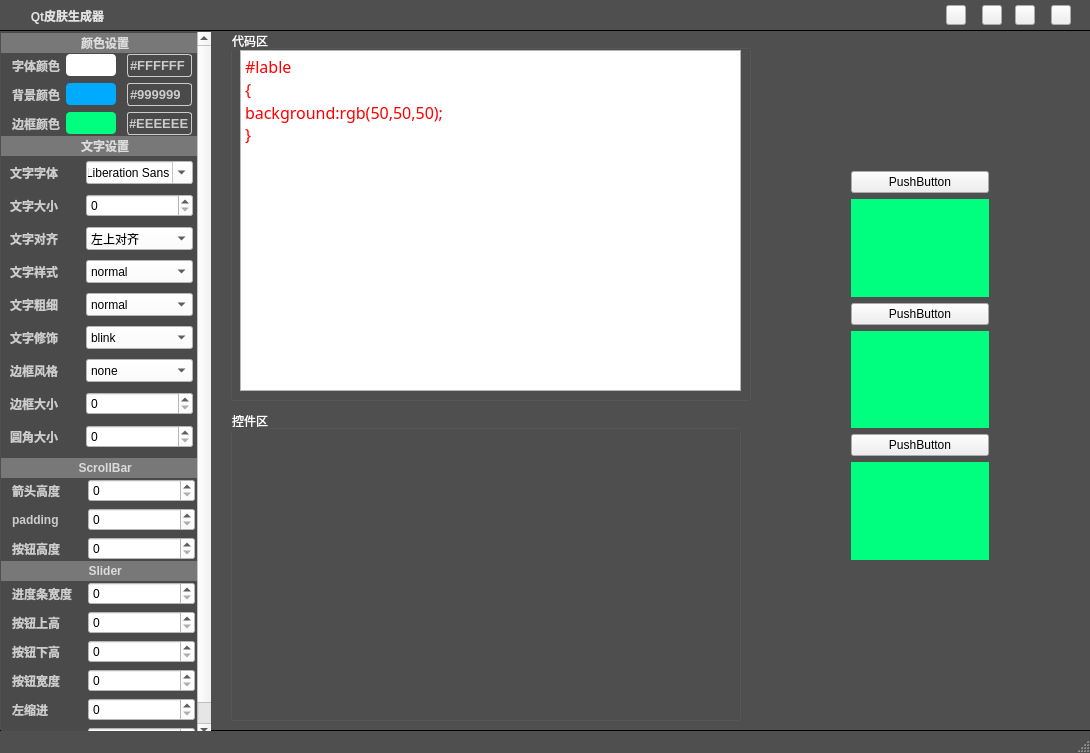
Above: mainwindow.ui from HuaGouFdog/FdogQtStyleSheetSuper before the change. Below: the same form after it.
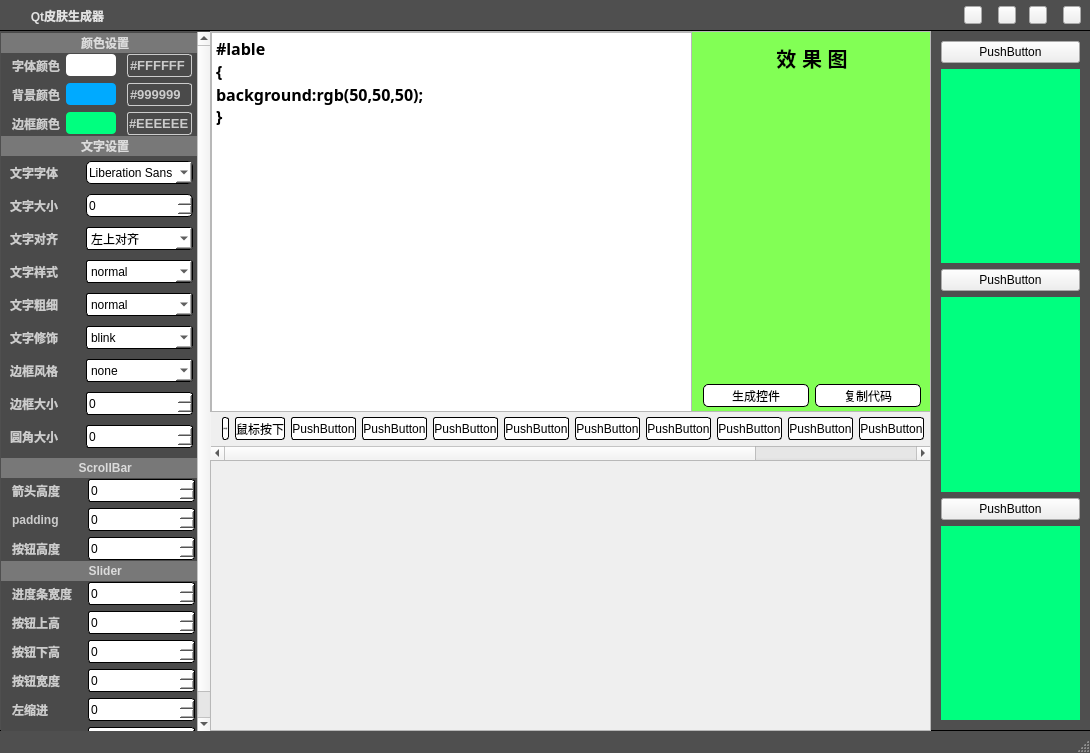
That is the form after the change. Icons and pictures are not drawn.

What changed in the file:
```diff
--- a/mainwindow.ui
+++ b/mainwindow.ui
@@ -183,14 +183,14 @@
       <widget class="QPushButton" name="pushButton_4">
        <property name="minimumSize">
         <size>
-         <width>20</width>
-         <height>20</height>
+         <width>18</width>
+         <height>18</height>
         </size>
        </property>
        <property name="maximumSize">
         <size>
-         <width>20</width>
-         <height>20</height>
+         <width>18</width>
+         <height>18</height>
         </size>
        </property>
        <property name="styleSheet">
@@ -221,14 +221,14 @@
       <widget class="QPushButton" name="pushButton">
        <property name="minimumSize">
         <size>
-         <width>20</width>
-         <height>20</height>
+         <width>18</width>
+         <height>18</height>
         </size>
        </property>
        <property name="maximumSize">
         <size>
-         <width>20</width>
-         <height>20</height>
+         <width>18</width>
+         <height>18</height>
         </size>
        </property>
        <property name="styleSheet">
@@ -259,14 +259,14 @@
       <widget class="QPushButton" name="pushButton_2">
        <property name="minimumSize">
         <size>
-         <width>20</width>
-         <height>20</height>
+         <width>18</width>
+         <height>18</height>
         </size>
        </property>
        <property name="maximumSize">
         <size>
-         <width>20</width>
-         <height>20</height>
+         <width>18</width>
+         <height>18</height>
         </size>
        </property>
        <property name="styleSheet">
@@ -297,14 +297,14 @@
       <widget class="QPushButton" name="pushButton_3">
        <property name="minimumSize">
         <size>
-         <width>20</width>
-         <height>20</height>
+         <width>18</width>
+         <height>18</height>
         </size>
        </property>
        <property name="maximumSize">
         <size>
-         <width>20</width>
-         <height>20</height>
+         <width>18</width>
+         <height>18</height>
         </size>
        </property>
        <property name="styleSheet">
@@ -325,7 +325,7 @@
        </property>
        <property name="sizeHint" stdset="0">
         <size>
-         <width>10</width>
+         <width>0</width>
          <height>20</height>
         </size>
        </property>
@@ -333,75 +333,13 @@
      </item>
     </layout>
    </widget>
-   <widget class="QGroupBox" name="groupBox">
-    <property name="geometry">
-     <rect>
-      <x>230</x>
-      <y>30</y>
-      <width>521</width>
-      <height>371</height>
-     </rect>
-    </property>
-    <property name="styleSheet">
-     <string notr="true">color: rgb(255, 255, 255);</string>
-    </property>
-    <property name="title">
-     <string>代码区</string>
-    </property>
-    <widget class="QTextEdit" name="textEdit">
-     <property name="geometry">
-      <rect>
-       <x>10</x>
-       <y>20</y>
-       <width>501</width>
-       <height>341</height>
-      </rect>
-     </property>
-     <property name="font">
-      <font>
-       <family>ADMUI3Lg</family>
-       <pointsize>11</pointsize>
-       <weight>75</weight>
-       <bold>true</bold>
-      </font>
-     </property>
-     <property name="styleSheet">
-      <string notr="true">color:rgb(255, 0, 0)</string>
-     </property>
-     <property name="html">
-      <string>&lt;!DOCTYPE HTML PUBLIC &quot;-//W3C//DTD HTML 4.0//EN&quot; &quot;http://www.w3.org/TR/REC-html40/strict.dtd&quot;&gt;
-&lt;html&gt;&lt;head&gt;&lt;meta name=&quot;qrichtext&quot; content=&quot;1&quot; /&gt;&lt;style type=&quot;text/css&quot;&gt;
-p, li { white-space: pre-wrap; }
-&lt;/style&gt;&lt;/head&gt;&lt;body style=&quot; font-family:'ADMUI3Lg'; font-size:11pt; font-weight:600; font-style:normal;&quot;&gt;
-&lt;p style=&quot; margin-top:0px; margin-bottom:0px; margin-left:0px; margin-right:0px; -qt-block-indent:0; text-indent:0px;&quot;&gt;&lt;span style=&quot; font-family:'SimSun'; font-size:12pt; font-weight:400;&quot;&gt;#lable&lt;/span&gt;&lt;/p&gt;
-&lt;p style=&quot; margin-top:0px; margin-bottom:0px; margin-left:0px; margin-right:0px; -qt-block-indent:0; text-indent:0px;&quot;&gt;&lt;span style=&quot; font-family:'SimSun'; font-size:12pt; font-weight:400;&quot;&gt;{&lt;/span&gt;&lt;/p&gt;
-&lt;p style=&quot; margin-top:0px; margin-bottom:0px; margin-left:0px; margin-right:0px; -qt-block-indent:0; text-indent:0px;&quot;&gt;&lt;span style=&quot; font-family:'SimSun'; font-size:12pt; font-weight:400;&quot;&gt;background:rgb(50,50,50);&lt;br /&gt;}&lt;/span&gt;&lt;/p&gt;&lt;/body&gt;&lt;/html&gt;</string>
-     </property>
-    </widget>
-   </widget>
-   <widget class="QGroupBox" name="groupBox_2">
-    <property name="geometry">
-     <rect>
-      <x>230</x>
-      <y>410</y>
-      <width>511</width>
-      <height>311</height>
-     </rect>
-    </property>
-    <property name="styleSheet">
-     <string notr="true">color: rgb(255, 255, 255);</string>
-    </property>
-    <property name="title">
-     <string>控件区</string>
-    </property>
-   </widget>
    <widget class="QScrollArea" name="scrollArea">
     <property name="geometry">
      <rect>
       <x>0</x>
       <y>31</y>
       <width>212</width>
-      <height>721</height>
+      <height>701</height>
      </rect>
     </property>
     <property name="font">
@@ -413,6 +351,9 @@
     <property name="styleSheet">
      <string notr="true">background-color: rgba(255, 255, 255, 0);</string>
     </property>
+    <property name="horizontalScrollBarPolicy">
+     <enum>Qt::ScrollBarAlwaysOff</enum>
+    </property>
     <property name="widgetResizable">
      <bool>true</bool>
     </property>
@@ -429,6 +370,37 @@
       <string notr="true">#scrollAreaWidgetContents
 {
 background-color: rgb(74, 74, 74);
+}
+QComboBox
+{
+background-color: rgb(255, 255, 255);
+color: rgb(0, 0, 0);
+border-color:rgba(0,0,0,255);
+border-style:solid;
+border-width:1px;
+border-radius:3px;
+font:15px &quot;80&quot;;
+}
+QSpinBox
+{
+background-color: rgb(255, 255, 255);
+color: rgb(0, 0, 0);
+border-color:rgba(0,0,0,255);
+border-style:solid;
+border-width:1px;
+border-radius:3px;
+font:15px &quot;80&quot;;
+}
+
+QFontComboBox
+{
+background-color: rgb(255, 255, 255);
+color: rgb(0, 0, 0);
+border-color:rgba(0,0,0,255);
+border-style:solid;
+border-width:1px;
+border-radius:3px;
+font:15px &quot;80&quot;;
 }</string>
      </property>
      <layout class="QVBoxLayout" name="verticalLayout">
@@ -801,22 +773,6 @@
          <property name="horizontalSpacing">
           <number>6</number>
          </property>
-         <item row="7" column="3">
-          <spacer name="horizontalSpacer_10">
-           <property name="orientation">
-            <enum>Qt::Horizontal</enum>
-           </property>
-           <property name="sizeType">
-            <enum>QSizePolicy::Minimum</enum>
-           </property>
-           <property name="sizeHint" stdset="0">
-            <size>
-             <width>31</width>
-             <height>20</height>
-            </size>
-           </property>
-          </spacer>
-         </item>
          <item row="0" column="2">
           <widget class="QFontComboBox" name="fontComboBox">
            <property name="minimumSize">
@@ -827,7 +783,12 @@
            </property>
            <property name="styleSheet">
             <string notr="true">background-color: rgb(255, 255, 255);
-color: rgb(0, 0, 0);</string>
+color: rgb(0, 0, 0);
+border-color:rgba(0,0,0,255);
+border-style:solid;
+border-width:1px;
+border-radius:5px;
+font:15px &quot;宋体&quot;;</string>
            </property>
           </widget>
          </item>
@@ -841,7 +802,8 @@
            </property>
            <property name="styleSheet">
             <string notr="true">background-color: rgb(255, 255, 255);
-color: rgb(0, 0, 0);</string>
+color: rgb(0, 0, 0);
+</string>
            </property>
            <item>
             <property name="text">
@@ -1042,7 +1004,12 @@
            </property>
            <property name="styleSheet">
             <string notr="true">background-color: rgb(255, 255, 255);
-color: rgb(0, 0, 0);</string>
+color: rgb(0, 0, 0);
+border-color:rgba(0,0,0,255);
+border-style:solid;
+border-width:1px;
+border-radius:5px;
+font:15px &quot;宋体&quot;;</string>
            </property>
           </widget>
          </item>
@@ -1211,6 +1178,22 @@
            </item>
           </widget>
          </item>
+         <item row="7" column="3">
+          <spacer name="horizontalSpacer_10">
+           <property name="orientation">
+            <enum>Qt::Horizontal</enum>
+           </property>
+           <property name="sizeType">
+            <enum>QSizePolicy::Minimum</enum>
+           </property>
+           <property name="sizeHint" stdset="0">
+            <size>
+             <width>31</width>
+             <height>20</height>
+            </size>
+           </property>
+          </spacer>
+         </item>
         </layout>
        </widget>
       </item>
@@ -1646,10 +1629,10 @@
    <widget class="QWidget" name="verticalLayoutWidget">
     <property name="geometry">
      <rect>
-      <x>840</x>
-      <y>160</y>
-      <width>160</width>
-      <height>411</height>
+      <x>930</x>
+      <y>30</y>
+      <width>161</width>
+      <height>701</height>
      </rect>
     </property>
     <layout class="QVBoxLayout" name="verticalLayout_2">
@@ -1729,13 +1712,453 @@
      <string/>
     </property>
    </widget>
+   <widget class="QScrollArea" name="scrollArea_2">
+    <property name="geometry">
+     <rect>
+      <x>210</x>
+      <y>31</y>
+      <width>721</width>
+      <height>381</height>
+     </rect>
+    </property>
+    <property name="widgetResizable">
+     <bool>true</bool>
+    </property>
+    <widget class="QWidget" name="scrollAreaWidgetContents_2">
+     <property name="geometry">
+      <rect>
+       <x>0</x>
+       <y>0</y>
+       <width>719</width>
+       <height>379</height>
+      </rect>
+     </property>
+     <widget class="QSplitter" name="splitter">
+      <property name="geometry">
+       <rect>
+        <x>0</x>
+        <y>0</y>
+        <width>721</width>
+        <height>381</height>
+       </rect>
+      </property>
+      <property name="orientation">
+       <enum>Qt::Horizontal</enum>
+      </property>
+      <property name="handleWidth">
+       <number>0</number>
+      </property>
+      <property name="childrenCollapsible">
+       <bool>false</bool>
+      </property>
+      <widget class="QTextEdit" name="textEdit">
+       <property name="font">
+        <font>
+         <family>80</family>
+         <pointsize>12</pointsize>
+         <weight>9</weight>
+         <italic>false</italic>
+         <bold>false</bold>
+        </font>
+       </property>
+       <property name="styleSheet">
+        <string notr="true">font: 75 12pt &quot;80&quot;;</string>
+       </property>
+       <property name="html">
+        <string>&lt;!DOCTYPE HTML PUBLIC &quot;-//W3C//DTD HTML 4.0//EN&quot; &quot;http://www.w3.org/TR/REC-html40/strict.dtd&quot;&gt;
+&lt;html&gt;&lt;head&gt;&lt;meta name=&quot;qrichtext&quot; content=&quot;1&quot; /&gt;&lt;style type=&quot;text/css&quot;&gt;
+p, li { white-space: pre-wrap; }
+&lt;/style&gt;&lt;/head&gt;&lt;body style=&quot; font-family:'80'; font-size:12pt; font-weight:72; font-style:normal;&quot;&gt;
+&lt;p style=&quot; margin-top:0px; margin-bottom:0px; margin-left:0px; margin-right:0px; -qt-block-indent:0; text-indent:0px;&quot;&gt;&lt;span style=&quot; font-family:'SimSun'; font-weight:600;&quot;&gt;#lable&lt;/span&gt;&lt;/p&gt;
+&lt;p style=&quot; margin-top:0px; margin-bottom:0px; margin-left:0px; margin-right:0px; -qt-block-indent:0; text-indent:0px;&quot;&gt;&lt;span style=&quot; font-family:'SimSun'; font-weight:600;&quot;&gt;{&lt;/span&gt;&lt;/p&gt;
+&lt;p style=&quot; margin-top:0px; margin-bottom:0px; margin-left:0px; margin-right:0px; -qt-block-indent:0; text-indent:0px;&quot;&gt;&lt;span style=&quot; font-family:'SimSun'; font-weight:600;&quot;&gt;background:rgb(50,50,50);&lt;br /&gt;}&lt;/span&gt;&lt;/p&gt;&lt;/body&gt;&lt;/html&gt;</string>
+       </property>
+      </widget>
+      <widget class="QWidget" name="widget_9" native="true">
+       <property name="font">
+        <font>
+         <weight>75</weight>
+         <bold>true</bold>
+        </font>
+       </property>
+       <property name="styleSheet">
+        <string notr="true">background-color: rgb(130, 255, 85);</string>
+       </property>
+       <layout class="QGridLayout" name="gridLayout_5">
+        <property name="bottomMargin">
+         <number>6</number>
+        </property>
+        <item row="3" column="1">
+         <widget class="QPushButton" name="pushButton_12">
+          <property name="minimumSize">
+           <size>
+            <width>0</width>
+            <height>23</height>
+           </size>
+          </property>
+          <property name="maximumSize">
+           <size>
+            <width>146</width>
+            <height>16777215</height>
+           </size>
+          </property>
+          <property name="styleSheet">
+           <string notr="true">background-color: rgb(255, 255, 255);
+color: rgb(0, 0, 0);
+border-color:rgba(0,0,0,255);
+border-style:solid;
+border-width:1px;
+border-radius:5px;
+font:15px &quot;宋体&quot;;</string>
+          </property>
+          <property name="text">
+           <string>复制代码</string>
+          </property>
+         </widget>
+        </item>
+        <item row="3" column="0">
+         <widget class="QPushButton" name="pushButton_30">
+          <property name="minimumSize">
+           <size>
+            <width>0</width>
+            <height>23</height>
+           </size>
+          </property>
+          <property name="maximumSize">
+           <size>
+            <width>146</width>
+            <height>16777215</height>
+           </size>
+          </property>
+          <property name="styleSheet">
+           <string notr="true">background-color: rgb(255, 255, 255);
+color: rgb(0, 0, 0);
+border-color:rgba(0,0,0,255);
+border-style:solid;
+border-width:1px;
+border-radius:5px;
+font:15px &quot;宋体&quot;;</string>
+          </property>
+          <property name="text">
+           <string>生成控件</string>
+          </property>
+         </widget>
+        </item>
+        <item row="0" column="0" colspan="2">
+         <widget class="QLabel" name="label_26">
+          <property name="font">
+           <font>
+            <pointsize>15</pointsize>
+            <weight>75</weight>
+            <bold>true</bold>
+           </font>
+          </property>
+          <property name="text">
+           <string>效 果 图</string>
+          </property>
+          <property name="alignment">
+           <set>Qt::AlignCenter</set>
+          </property>
+         </widget>
+        </item>
+        <item row="2" column="0" colspan="2">
+         <spacer name="verticalSpacer_3">
+          <property name="orientation">
+           <enum>Qt::Vertical</enum>
+          </property>
+          <property name="sizeHint" stdset="0">
+           <size>
+            <width>20</width>
+            <height>40</height>
+           </size>
+          </property>
+         </spacer>
+        </item>
+       </layout>
+      </widget>
+     </widget>
+    </widget>
+   </widget>
+   <widget class="QScrollArea" name="scrollArea_3">
+    <property name="geometry">
+     <rect>
+      <x>210</x>
+      <y>410</y>
+      <width>721</width>
+      <height>51</height>
+     </rect>
+    </property>
+    <property name="lineWidth">
+     <number>-1</number>
+    </property>
+    <property name="verticalScrollBarPolicy">
+     <enum>Qt::ScrollBarAlwaysOff</enum>
+    </property>
+    <property name="sizeAdjustPolicy">
+     <enum>QAbstractScrollArea::AdjustIgnored</enum>
+    </property>
+    <property name="widgetResizable">
+     <bool>true</bool>
+    </property>
+    <widget class="QWidget" name="scrollAreaWidgetContents_4">
+     <property name="geometry">
+      <rect>
+       <x>0</x>
+       <y>0</y>
+       <width>1204</width>
+       <height>32</height>
+      </rect>
+     </property>
+     <property name="styleSheet">
+      <string notr="true">QPushButton
+{
+background-color: rgb(255, 255, 255);
+color: rgb(0, 0, 0);
+border-color:rgba(0,0,0,255);
+border-style:solid;
+border-width:1px;
+border-radius:3px;
+font:15px &quot;80&quot;;
+}</string>
+     </property>
+     <layout class="QHBoxLayout" name="horizontalLayout">
+      <property name="topMargin">
+       <number>0</number>
+      </property>
+      <property name="bottomMargin">
+       <number>0</number>
+      </property>
+      <item>
+       <widget class="QPushButton" name="pushButton_16">
+        <property name="minimumSize">
+         <size>
+          <width>0</width>
+          <height>23</height>
+         </size>
+        </property>
+        <property name="maximumSize">
+         <size>
+          <width>16777215</width>
+          <height>23</height>
+         </size>
+        </property>
+        <property name="font">
+         <font>
+          <family>80</family>
+          <pointsize>-1</pointsize>
+          <weight>50</weight>
+          <italic>false</italic>
+          <bold>false</bold>
+         </font>
+        </property>
+        <property name="text">
+         <string>鼠标悬浮</string>
+        </property>
+       </widget>
+      </item>
+      <item>
+       <widget class="QPushButton" name="pushButton_17">
+        <property name="minimumSize">
+         <size>
+          <width>0</width>
+          <height>23</height>
+         </size>
+        </property>
+        <property name="text">
+         <string>鼠标按下</string>
+        </property>
+       </widget>
+      </item>
+      <item>
+       <widget class="QPushButton" name="pushButton_18">
+        <property name="minimumSize">
+         <size>
+          <width>0</width>
+          <height>23</height>
+         </size>
+        </property>
+        <property name="text">
+         <string>PushButton</string>
+        </property>
+       </widget>
+      </item>
+      <item>
+       <widget class="QPushButton" name="pushButton_19">
+        <property name="minimumSize">
+         <size>
+          <width>0</width>
+          <height>23</height>
+         </size>
+        </property>
+        <property name="text">
+         <string>PushButton</string>
+        </property>
+       </widget>
+      </item>
+      <item>
+       <widget class="QPushButton" name="pushButton_20">
+        <property name="minimumSize">
+         <size>
+          <width>0</width>
+          <height>23</height>
+         </size>
+        </property>
+        <property name="text">
+         <string>PushButton</string>
+        </property>
+       </widget>
+      </item>
+      <item>
+       <widget class="QPushButton" name="pushButton_21">
+        <property name="minimumSize">
+         <size>
+          <width>0</width>
+          <height>23</height>
+         </size>
+        </property>
+        <property name="text">
+         <string>PushButton</string>
+        </property>
+       </widget>
+      </item>
+      <item>
+       <widget class="QPushButton" name="pushButton_22">
+        <property name="minimumSize">
+         <size>
+          <width>0</width>
+          <height>23</height>
+         </size>
+        </property>
+        <property name="text">
+         <string>PushButton</string>
+        </property>
+       </widget>
+      </item>
+      <item>
+       <widget class="QPushButton" name="pushButton_29">
+        <property name="minimumSize">
+         <size>
+          <width>0</width>
+          <height>23</height>
+         </size>
+        </property>
+        <property name="text">
+         <string>PushButton</string>
+        </property>
+       </widget>
+      </item>
+      <item>
+       <widget class="QPushButton" name="pushButton_28">
+        <property name="minimumSize">
+         <size>
+          <width>0</width>
+          <height>23</height>
+         </size>
+        </property>
+        <property name="text">
+         <string>PushButton</string>
+        </property>
+       </widget>
+      </item>
+      <item>
+       <widget class="QPushButton" name="pushButton_27">
+        <property name="minimumSize">
+         <size>
+          <width>0</width>
+          <height>23</height>
+         </size>
+        </property>
+        <property name="text">
+         <string>PushButton</string>
+        </property>
+       </widget>
+      </item>
+      <item>
+       <widget class="QPushButton" name="pushButton_26">
+        <property name="minimumSize">
+         <size>
+          <width>0</width>
+          <height>23</height>
+         </size>
+        </property>
+        <property name="text">
+         <string>PushButton</string>
+        </property>
+       </widget>
+      </item>
+      <item>
+       <widget class="QPushButton" name="pushButton_25">
+        <property name="minimumSize">
+         <size>
+          <width>0</width>
+          <height>23</height>
+         </size>
+        </property>
+        <property name="text">
+         <string>PushButton</string>
+        </property>
+       </widget>
+      </item>
+      <item>
+       <widget class="QPushButton" name="pushButton_24">
+        <property name="minimumSize">
+         <size>
+          <width>0</width>
+          <height>23</height>
+         </size>
+        </property>
+        <property name="text">
+         <string>PushButton</string>
+        </property>
+       </widget>
+      </item>
+      <item>
+       <widget class="QPushButton" name="pushButton_23">
+        <property name="minimumSize">
+         <size>
+          <width>0</width>
+          <height>23</height>
+         </size>
+        </property>
+        <property name="text">
+         <string>PushButton</string>
+        </property>
+       </widget>
+      </item>
+     </layout>
+    </widget>
+   </widget>
+   <widget class="QScrollArea" name="scrollArea_4">
+    <property name="geometry">
+     <rect>
+      <x>210</x>
+      <y>460</y>
+      <width>721</width>
+      <height>271</height>
+     </rect>
+    </property>
+    <property name="widgetResizable">
+     <bool>true</bool>
+    </property>
+    <widget class="QWidget" name="scrollAreaWidgetContents_5">
+     <property name="geometry">
+      <rect>
+       <x>0</x>
+       <y>0</y>
+       <width>719</width>
+       <height>269</height>
+      </rect>
+     </property>
+    </widget>
+   </widget>
+   <zorder>scrollArea_3</zorder>
    <zorder>label_4</zorder>
    <zorder>label_2</zorder>
    <zorder>widget</zorder>
-   <zorder>groupBox</zorder>
-   <zorder>groupBox_2</zorder>
    <zorder>scrollArea</zorder>
    <zorder>verticalLayoutWidget</zorder>
+   <zorder>scrollArea_2</zorder>
+   <zorder>scrollArea_4</zorder>
   </widget>
   <widget class="QStatusBar" name="statusBar"/>
  </widget>
```
